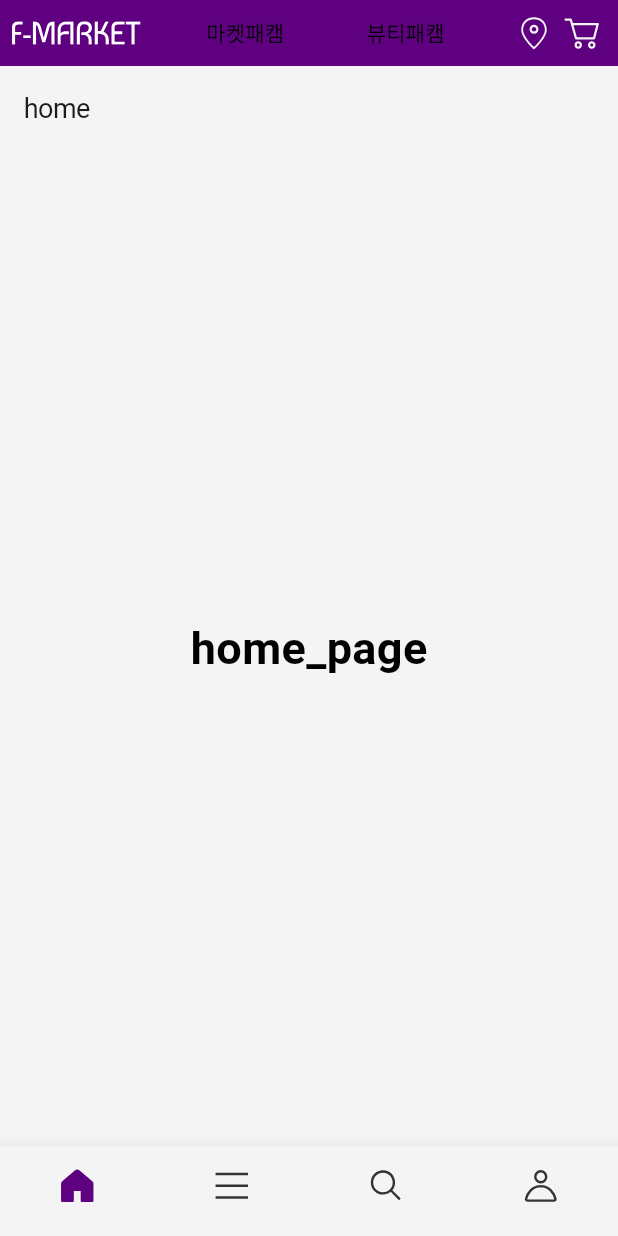
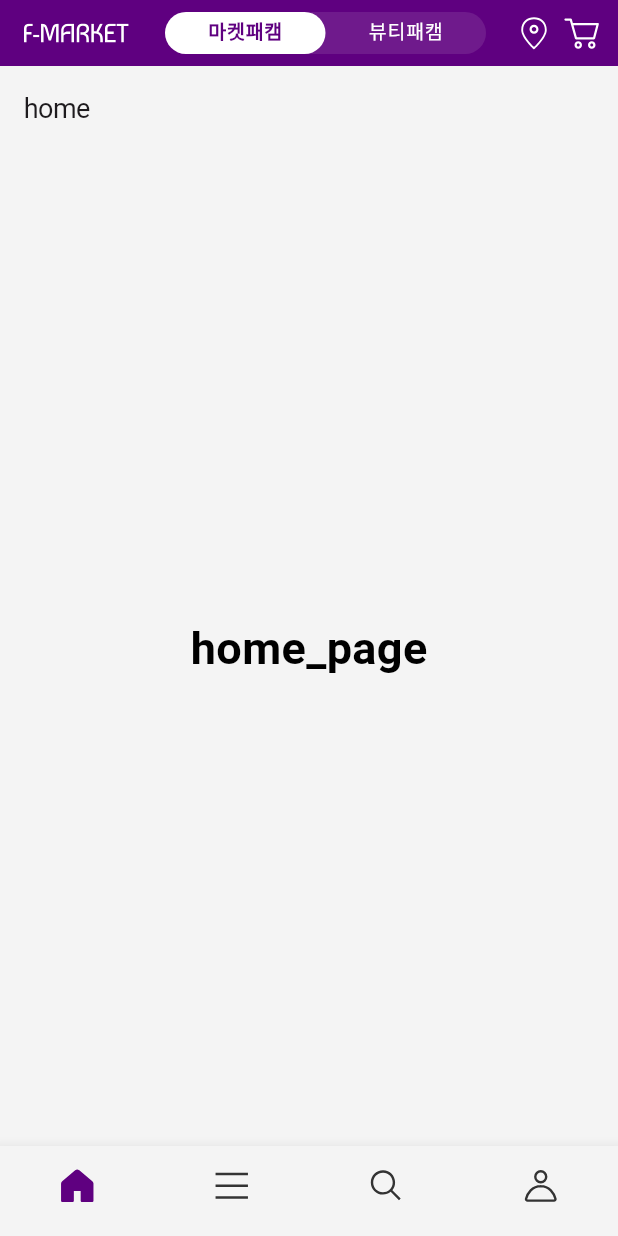
Before and after one commit to GennYoon/commerce, a Flutter app: the screen it shows after launch, on a phone screen of 412 x 824 dp. Run offline on Flutter 3.47's test engine with Material 3 defaults, Android fonts, the phone set to English and light mode, and no system bars; our stand-ins replace flutter_bloc, flutter_svg, go_router; Roboto replaces fonts that are missing (Pretendard).

Commit message:
메인 화면 구조 잡기 - App Bar UI 개발

```diff
--- a/lib/core/theme/custom/custom_app_bar.dart
+++ b/lib/core/theme/custom/custom_app_bar.dart
@@ -13,6 +13,8 @@ class CustomAppBarTheme {
   final Color unselectedLabelColor;
 
   static final int animationDuration = 400;
+
+  static final double tabBarRadius = 30;
 
   static final CustomAppBarTheme market = CustomAppBarTheme(
     systemUiOverlayStyle: SystemUiOverlayStyle.light,
--- a/lib/presentation/main/component/top_app_bar/default_app_bar.dart
+++ b/lib/presentation/main/component/top_app_bar/default_app_bar.dart
@@ -1,5 +1,6 @@
 import 'package:flutter/material.dart';
 import 'package:flutter_bloc/flutter_bloc.dart';
+import '../../../../core/theme/custom/custom_app_bar.dart';
 import '../../cubit/bottom_nav_cubit.dart';
 import '../../cubit/mall_type_cubit.dart';
 
@@ -10,23 +11,21 @@ class DefaultAppBar extends StatelessWidget {
   @override
   Widget build(BuildContext context) {
     return BlocBuilder<MallTypeCubit, MallType>(builder: (_, state) {
-      return Container(
+      return AnimatedContainer(
         padding: const EdgeInsets.symmetric(vertical: 6, horizontal: 8),
-        color: (state.isMarket)
-            ? Theme.of(context).colorScheme.primary
-            : Theme.of(context).colorScheme.background,
+        color: state.theme.backgroundColor,
         child: AppBar(
           title: Text(
             bottomNav.toName,
-            style: Theme.of(context).textTheme.headlineSmall?.copyWith(
-                  color: state.isMarket
-                      ? Theme.of(context).colorScheme.background
-                      : Theme.of(context).colorScheme.primary,
-                ),
+            style: Theme.of(context)
+                .textTheme
+                .headlineSmall
+                ?.copyWith(color: state.theme.iconColor),
           ),
           backgroundColor: Colors.transparent,
           centerTitle: true,
         ),
+        duration: Duration(milliseconds: CustomAppBarTheme.animationDuration),
       );
     });
   }
--- a/lib/presentation/main/component/top_app_bar/home_app_bar.dart
+++ b/lib/presentation/main/component/top_app_bar/home_app_bar.dart
@@ -1,11 +1,11 @@
 import 'package:flutter/material.dart';
 import 'package:flutter_bloc/flutter_bloc.dart';
-import 'package:flutter_svg/svg.dart';
 
 import '../../../../core/theme/constant/app_icons.dart';
-import '../../../../core/theme/custom/custom_theme.dart';
-import '../../../../core/theme/theme_data.dart';
+import '../../../../core/theme/custom/custom_app_bar.dart';
+import '../../../../core/theme/custom/custom_font_weight.dart';
 import '../../cubit/mall_type_cubit.dart';
+import '../widgets/svg_icon_button.dart';
 
 class HomeAppBar extends StatelessWidget {
   const HomeAppBar({super.key});
@@ -15,20 +15,23 @@ class HomeAppBar extends StatelessWidget {
     return BlocBuilder<MallTypeCubit, MallType>(builder: (_, state) {
       return AnimatedContainer(
         padding: const EdgeInsets.symmetric(vertical: 6, horizontal: 8),
-        color: (state.isMarket)
-            ? Theme.of(context).colorScheme.primary
-            : Theme.of(context).colorScheme.background,
+        color: state.theme.backgroundColor,
         child: AppBar(
-          leading: SvgPicture.asset(
-            AppIcons.mainLogo,
-            colorFilter: ColorFilter.mode(
-              state.isMarket
-                  ? Theme.of(context).colorScheme.onPrimary
-                  : Theme.of(context).colorScheme.primary,
-              BlendMode.srcIn,
+          leading: SvgIconButton(
+            icon: AppIcons.mainLogo,
+            color: state.theme.logoColor,
+            padding: 8,
           ),
+          title: AnimatedContainer(
+            decoration: BoxDecoration(
+              color: state.theme.containerColor,
+              borderRadius: BorderRadius.all(Radius.circular(
+                CustomAppBarTheme.tabBarRadius,
+              )),
             ),
-          title: DefaultTabController(
+            child: SizedBox(
+              height: 28,
+              child: DefaultTabController(
                 length: MallType.values.length,
                 initialIndex: state.index,
                 child: TabBar(
@@ -36,43 +39,47 @@ class HomeAppBar extends StatelessWidget {
                     MallType.values.length,
                     (index) => Tab(text: MallType.values[index].toName),
                   ),
-              labelColor: Colors.black,
-              unselectedLabelColor: Colors.black,
+                  // isScrollable: true,
+                  indicator: BoxDecoration(
+                    color: state.theme.indicatorColor,
+                    borderRadius: BorderRadius.all(Radius.circular(
+                      CustomAppBarTheme.tabBarRadius,
+                    )),
+                  ),
+                  indicatorSize: TabBarIndicatorSize.tab,
+                  dividerColor: Colors.transparent,
+                  labelColor: state.theme.labelColor,
+                  labelStyle: Theme.of(context).textTheme.labelLarge.bold,
+                  labelPadding: const EdgeInsets.symmetric(horizontal: 12),
+                  unselectedLabelColor: state.theme.unselectedLabelColor,
+                  unselectedLabelStyle: Theme.of(context).textTheme.labelLarge,
                   onTap: (index) =>
-                  context.read<MallTypeCubit>().changeIndex(index),
-            ),
-          ),
-          actions: [
-            Padding(
-              padding: const EdgeInsets.all(4.0),
-              child: SvgPicture.asset(
-                AppIcons.location,
-                colorFilter: ColorFilter.mode(
-                  (state.isMarket)
-                      ? Theme.of(context).colorScheme.surface
-                      : Theme.of(context).colorScheme.contentPrimary,
-                  BlendMode.srcIn,
+                      context.read<MallTypeCubit>().changeMallType(index),
+                  splashBorderRadius: BorderRadius.all(Radius.circular(
+                    CustomAppBarTheme.tabBarRadius,
+                  )),
                 ),
               ),
             ),
-            Padding(
-              padding: const EdgeInsets.all(4.0),
-              child: SvgPicture.asset(
-                AppIcons.cart,
-                colorFilter: ColorFilter.mode(
-                  (state.isMarket)
-                      ? Theme.of(context).colorScheme.surface
-                      : Theme.of(context).colorScheme.contentPrimary,
-                  BlendMode.srcIn,
+            duration:
+                Duration(milliseconds: CustomAppBarTheme.animationDuration),
           ),
+          actions: [
+            SvgIconButton(
+              icon: AppIcons.location,
+              color: state.theme.iconColor,
             ),
+            SvgIconButton(
+              icon: AppIcons.cart,
+              color: state.theme.iconColor,
             ),
           ],
           backgroundColor: Colors.transparent,
           centerTitle: true,
           leadingWidth: 86,
+          systemOverlayStyle: state.theme.systemUiOverlayStyle,
         ),
-        duration: Duration(milliseconds: 400),
+        duration: Duration(milliseconds: CustomAppBarTheme.animationDuration),
       );
     });
   }
--- a/lib/presentation/main/component/top_app_bar/top_app_bar.dart
+++ b/lib/presentation/main/component/top_app_bar/top_app_bar.dart
@@ -10,7 +10,7 @@ class TopAppBar extends StatelessWidget implements PreferredSizeWidget {
 
   @override
   Widget build(BuildContext context) {
-    return BlocBuilder<BottomNavCubit, BottomNav>(builder: (_, state) {
+    return BlocBuilder<BottomNavCubit, BottomNav>(builder: (context, state) {
       switch (state) {
         case BottomNav.home:
           return const HomeAppBar();
@@ -23,6 +23,5 @@ class TopAppBar extends StatelessWidget implements PreferredSizeWidget {
   }
 
   @override
-  // TODO: implement preferredSize
   Size get preferredSize => Size.fromHeight(44);
 }
--- /dev/null
+++ b/lib/presentation/main/component/widgets/svg_icon_button.dart
@@ -0,0 +1,26 @@
+import 'package:flutter/material.dart';
+import 'package:flutter_svg/svg.dart';
+
+class SvgIconButton extends StatelessWidget {
+  const SvgIconButton({
+    required this.icon,
+    required this.color,
+    this.padding = 4.0,
+    super.key,
+  });
+
+  final double padding;
+  final String icon;
+  final Color color;
+
+  @override
+  Widget build(BuildContext context) {
+    return Padding(
+      padding: EdgeInsets.all(padding),
+      child: SvgPicture.asset(
+        icon,
+        colorFilter: ColorFilter.mode(color, BlendMode.srcIn),
+      ),
+    );
+  }
+}
--- a/lib/presentation/main/cubit/mall_type_cubit.dart
+++ b/lib/presentation/main/cubit/mall_type_cubit.dart
@@ -1,11 +1,13 @@
 import 'package:flutter_bloc/flutter_bloc.dart';
+
+import '../../../core/theme/custom/custom_app_bar.dart';
 
 enum MallType { market, beauty }
 
 class MallTypeCubit extends Cubit<MallType> {
   MallTypeCubit() : super(MallType.market);
 
-  void changeIndex(int index) => emit(MallType.values[index]);
+  void changeMallType(int index) => emit(MallType.values[index]);
 }
 
 extension MallTypeX on MallType {
@@ -18,6 +20,15 @@ extension MallTypeX on MallType {
     }
   }
 
+  CustomAppBarTheme get theme {
+    switch (this) {
+      case MallType.market:
+        return CustomAppBarTheme.market;
+      case MallType.beauty:
+        return CustomAppBarTheme.beauty;
+    }
+  }
+
   bool get isMarket => this == MallType.market;
 
   bool get isBeauty => this == MallType.beauty;
```
Lines whose indentation alone changed are shown as unchanged.
